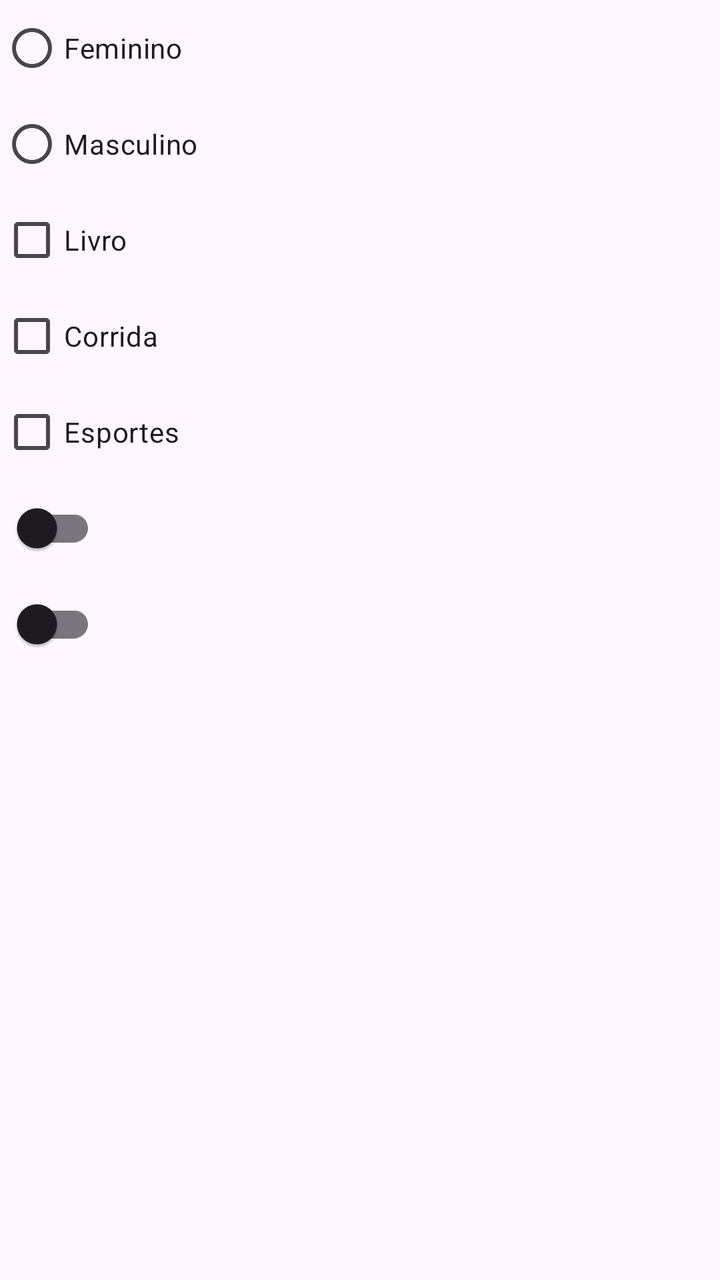
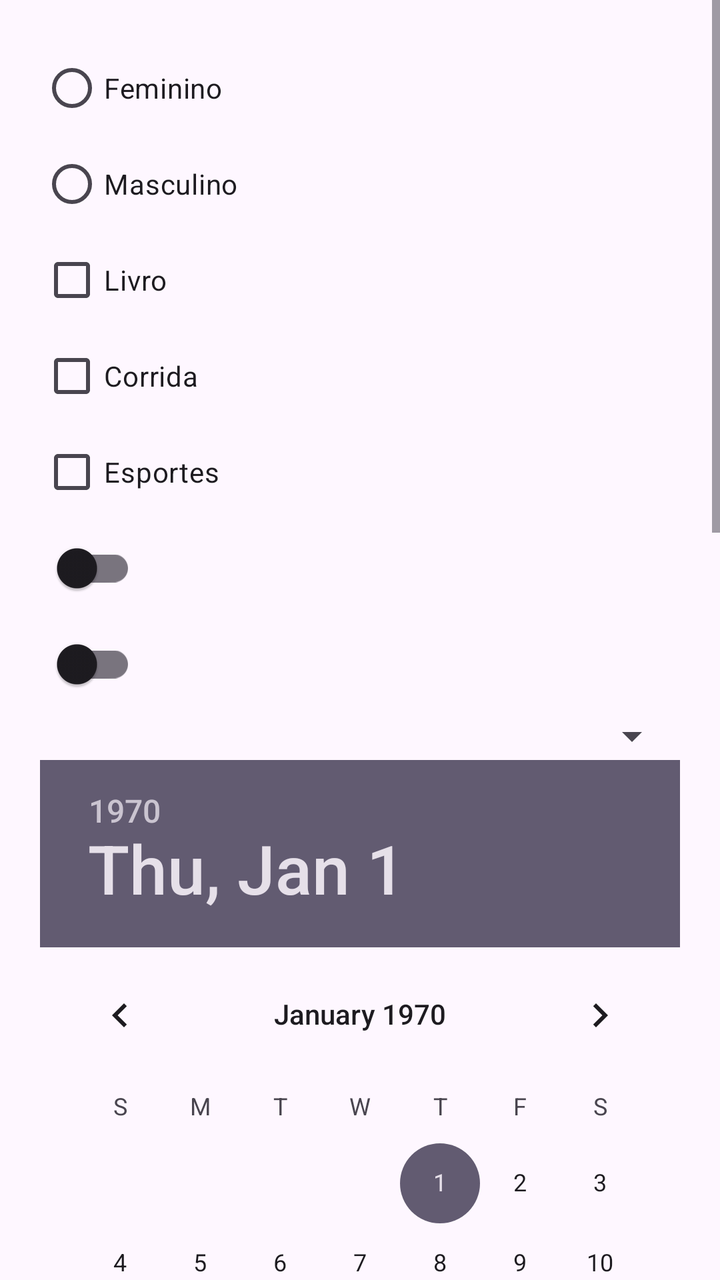

Screens rendered from an Android XML layout before and after an edit, with the pre-edit source and the edit as a unified diff.
<!-- AndroidManifest.xml: application theme Theme.MyApp -->
<!-- res/layout/componentes_layout.xml -->
<?xml version="1.0" encoding="utf-8"?>
<LinearLayout xmlns:android="http://schemas.android.com/apk/res/android"
    xmlns:app="http://schemas.android.com/apk/res-auto"
    xmlns:tools="http://schemas.android.com/tools"
    android:id="@+id/main"
    android:layout_width="match_parent"
    android:layout_height="match_parent"
    android:layout_margin="20dp"
    android:orientation="vertical"
    tools:context=".ComponentesActivity">

    <RadioGroup
        android:layout_width="wrap_content"
        android:layout_height="wrap_content">

        <RadioButton
            android:layout_width="wrap_content"
            android:layout_height="wrap_content"
            android:text="Feminino" />

        <RadioButton
            android:layout_width="wrap_content"
            android:layout_height="wrap_content"
            android:text="Masculino" />
    </RadioGroup>

    <CheckBox
        android:layout_width="wrap_content"
        android:layout_height="wrap_content"
        android:text="Livro" />

    <CheckBox
        android:layout_width="wrap_content"
        android:layout_height="wrap_content"
        android:text="Corrida" />

    <CheckBox
        android:layout_width="wrap_content"
        android:layout_height="wrap_content"
        android:text="Esportes" />

    <androidx.appcompat.widget.SwitchCompat
        android:layout_width="wrap_content"
        android:layout_height="wrap_content" />

    <com.google.android.material.switchmaterial.SwitchMaterial
        android:layout_width="wrap_content"
        android:layout_height="wrap_content" />

</LinearLayout>
<!-- resources referenced by this layout -->
<resources>
  <style name="Theme.MyApp" parent="Base.Theme.MyApp" />
  <style name="Base.Theme.MyApp" parent="Theme.Material3.DayNight.NoActionBar">
          
          
      </style>
</resources>

<!-- the commit's change to res/layout/componentes_layout.xml (unified diff, before → after) -->
@@ -1,7 +1,13 @@
 <?xml version="1.0" encoding="utf-8"?>
-<LinearLayout xmlns:android="http://schemas.android.com/apk/res/android"
+<ScrollView
+    xmlns:android="http://schemas.android.com/apk/res/android"
     xmlns:app="http://schemas.android.com/apk/res-auto"
     xmlns:tools="http://schemas.android.com/tools"
+    android:layout_width="match_parent"
+    android:layout_height="match_parent">
+
+
+<LinearLayout
     android:id="@+id/main"
     android:layout_width="match_parent"
     android:layout_height="match_parent"
@@ -47,4 +53,21 @@
         android:layout_width="wrap_content"
         android:layout_height="wrap_content" />
 
+    <Spinner
+        android:layout_width="match_parent"
+        android:layout_height="wrap_content"
+        android:entries="@array/dados"
+        />
+    <DatePicker
+        android:layout_width="wrap_content"
+        android:layout_height="wrap_content"/>
+    <TimePicker
+        android:layout_width="wrap_content"
+        android:layout_height="wrap_content"/>
+    <CalendarView
+        android:layout_width="wrap_content"
+        android:layout_height="wrap_content"/>
+
+
 </LinearLayout>
+</ScrollView>
<!-- resource entries referenced after the edit -->
@@ -1,5 +1,8 @@
 <!-- resources referenced by this layout -->
 <resources>
+  <array name="dados">
+          São Paulo
+      </array>
   <style name="Theme.MyApp" parent="Base.Theme.MyApp" />
   <style name="Base.Theme.MyApp" parent="Theme.Material3.DayNight.NoActionBar">
           
